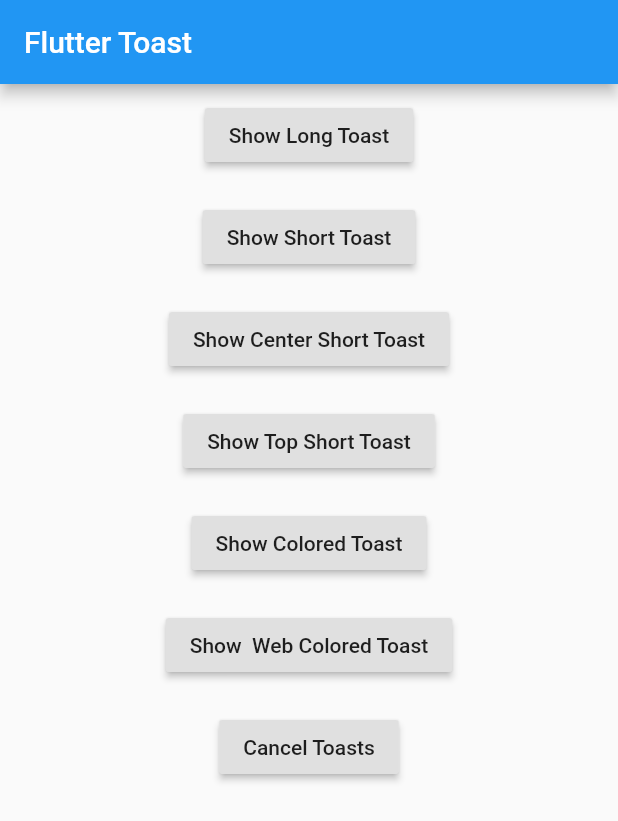
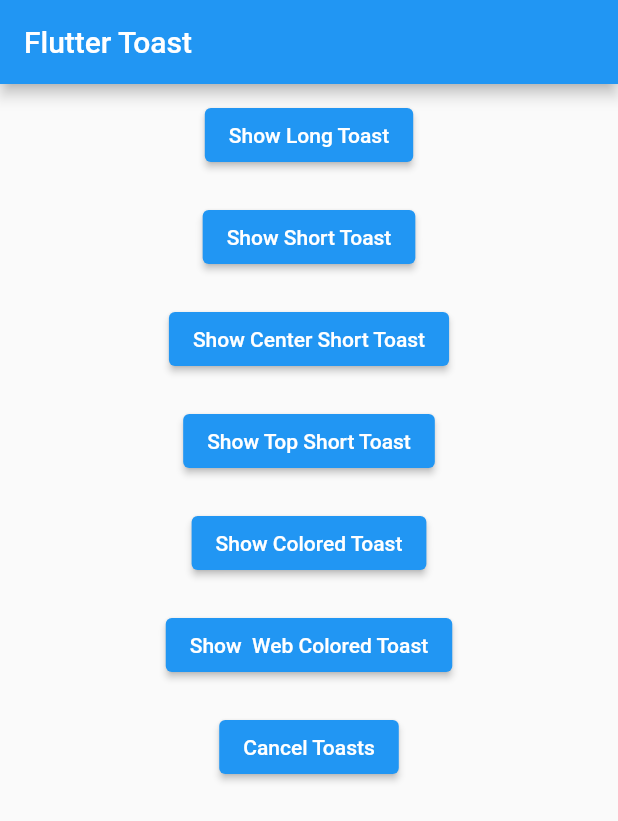
Before and after one commit to patrickquirk89/Android-lib-Toast-flutter, a Flutter app: the screen it shows after launch, after a tap on "Flutter Toast No Context", on a phone screen of 412 x 824 dp. Shown: the top 821 px of the screen. Run offline on Flutter 3.47's test engine with Material 2 defaults, Android fonts, the phone set to English and light mode, and no system bars; missing offline and left inert: dart:html.

Commit message:
Docs Addded and minor updates

```diff
--- a/example/lib/main.dart
+++ b/example/lib/main.dart
@@ -1,5 +1,5 @@
-import 'package:FlutterToast_example/toast_context.dart';
-import 'package:FlutterToast_example/toast_no_context.dart';
+import 'package:fluttertoast_example/toast_context.dart';
+import 'package:fluttertoast_example/toast_no_context.dart';
 import 'package:flutter/material.dart';
 
 GlobalKey globalKey = GlobalKey();
@@ -26,7 +26,7 @@ class _MyAppState extends State<MyApp> {
       body: Column(
         mainAxisAlignment: MainAxisAlignment.center,
         children: [
-          RaisedButton(
+          ElevatedButton(
             onPressed: () {
               Navigator.of(context).push(MaterialPageRoute(
                 builder: (context) => ToastNoContext(),
@@ -37,7 +37,7 @@ class _MyAppState extends State<MyApp> {
           SizedBox(
             height: 24.0,
           ),
-          RaisedButton(
+          ElevatedButton(
             onPressed: () {
               Navigator.of(context).push(MaterialPageRoute(
                 builder: (context) => ToastContext(),
--- a/example/lib/toast_no_context.dart
+++ b/example/lib/toast_no_context.dart
@@ -67,43 +67,43 @@ class ToastNoContext extends StatelessWidget {
             children: <Widget>[
               new Padding(
                 padding: const EdgeInsets.all(10.0),
-                child: new RaisedButton(
+                child: new ElevatedButton(
                     child: new Text('Show Long Toast'),
                     onPressed: showLongToast),
               ),
               new Padding(
                 padding: const EdgeInsets.all(10.0),
-                child: new RaisedButton(
+                child: new ElevatedButton(
                     child: new Text('Show Short Toast'),
                     onPressed: showShortToast),
               ),
               new Padding(
                 padding: const EdgeInsets.all(10.0),
-                child: new RaisedButton(
+                child: new ElevatedButton(
                     child: new Text('Show Center Short Toast'),
                     onPressed: showCenterShortToast),
               ),
               new Padding(
                 padding: const EdgeInsets.all(10.0),
-                child: new RaisedButton(
+                child: new ElevatedButton(
                     child: new Text('Show Top Short Toast'),
                     onPressed: showTopShortToast),
               ),
               new Padding(
                 padding: const EdgeInsets.all(10.0),
-                child: new RaisedButton(
+                child: new ElevatedButton(
                     child: new Text('Show Colored Toast'),
                     onPressed: showColoredToast),
               ),
               new Padding(
                 padding: const EdgeInsets.all(10.0),
-                child: new RaisedButton(
+                child: new ElevatedButton(
                     child: new Text('Show  Web Colored Toast'),
                     onPressed: showWebColoredToast),
               ),
               new Padding(
                 padding: const EdgeInsets.all(10.0),
-                child: new RaisedButton(
+                child: new ElevatedButton(
                   child: new Text('Cancel Toasts'),
                   onPressed: cancelToast,
                 ),
--- a/example/pubspec.yaml
+++ b/example/pubspec.yaml
@@ -1,4 +1,4 @@
-name: FlutterToast_example
+name: fluttertoast_example
 description: Demonstrates how to use the FlutterToast plugin.
 
 # The following line prevents the package from being accidentally published to
--- a/lib/fluttertoast.dart
+++ b/lib/fluttertoast.dart
@@ -3,8 +3,18 @@ import 'package:flutter/material.dart';
 import 'package:flutter/foundation.dart';
 import 'package:flutter/services.dart';
 
-enum Toast { LENGTH_SHORT, LENGTH_LONG }
+/// Toast Length
+/// Only for Android Platform
+enum Toast {
+  /// Show Short toast for 1 sec
+  LENGTH_SHORT,
 
+  /// Show Long toast for 5 sec
+  LENGTH_LONG
+}
+
+/// ToastGravity
+/// Used to define the position of the Toast on the screen
 enum ToastGravity {
   TOP,
   BOTTOM,
@@ -18,15 +28,27 @@ enum ToastGravity {
   SNACKBAR
 }
 
+/// Plugin to show a toast message on screen
+/// Only for android, ios and Web platforms
 class Fluttertoast {
+  /// [MethodChannel] used to communicate with the platform side.
   static const MethodChannel _channel =
       const MethodChannel('PonnamKarthik/fluttertoast');
 
+  /// Let say you have an active show
+  /// Use this method to hide the toast immediately
   static Future<bool> cancel() async {
     bool res = await _channel.invokeMethod("cancel");
     return res;
   }
 
+  /// Summons the platform's showToast which will display the message
+  ///
+  /// Wraps the platform's native Toast for android.
+  /// Wraps the Plugin https://github.com/scalessec/Toast for iOS
+  /// Wraps the https://github.com/apvarun/toastify-js for Web
+  ///
+  /// Parameter [msg] is required and remning all are options
   static Future<bool> showToast({
     @required String msg,
     Toast toastLength,
@@ -38,9 +60,7 @@ class Fluttertoast {
     bool webShowClose = false,
     webBgColor: "linear-gradient(to right, #00b09b, #96c93d)",
     webPosition: "right",
-    // Function(bool) didTap,
   }) async {
-    // this.didTap = didTap;
     String toast = "short";
     if (toastLength == Toast.LENGTH_LONG) {
       toast = "long";
@@ -80,18 +100,26 @@ class Fluttertoast {
   }
 }
 
+/// Signature for a function to buildCustom Toast
 typedef PositionedToastBuilder = Widget Function(
     BuildContext context, Widget child);
 
+/// Runs on dart side this has no interaction with the Native Side
+/// Works with all platforms just in two lines of code
+/// final fToast = FToast().init(context)
+/// fToast.showToast(child)
+///
 class FToast {
   BuildContext context;
 
   static final FToast _instance = FToast._internal();
 
+  /// Prmary Constructor for FToast
   factory FToast() {
     return _instance;
   }
 
+  /// Take users Context and saves to avariable
   init(BuildContext context) {
     _instance.context = context;
   }
@@ -99,9 +127,12 @@ class FToast {
   FToast._internal();
 
   OverlayEntry _entry;
-  List<_ToastEntry> _overlayQueue = List();
+  List<_ToastEntry> _overlayQueue = [];
   Timer _timer;
 
+  /// Internal function which handles the adding
+  /// the overlay to the screen
+  ///
   _showOverlay() {
     if (_overlayQueue.length == 0) {
       _entry = null;
@@ -120,6 +151,8 @@ class FToast {
     });
   }
 
+  /// If any active toast present
+  /// call removeCustomToast to hide the toast immediately
   removeCustomToast() {
     _timer?.cancel();
     _timer = null;
@@ -127,6 +160,11 @@ class FToast {
     _showOverlay();
   }
 
+  /// FToast maintains a queue for every toast
+  /// if we called showToast for 3 times we all to queue
+  /// and show them one after another
+  ///
+  /// call removeCustomToast to hide the toast immediately
   removeQueuedCustomToasts() {
     _timer?.cancel();
     _timer = null;
@@ -135,6 +173,11 @@ class FToast {
     _entry = null;
   }
 
+  /// showToast accepts all the required paramenters and prepares the child
+  /// calls _showOverlay to display toast
+  ///
+  /// Paramenter [child] is requried
+  ///
   void showToast({
     @required Widget child,
     PositionedToastBuilder positionedToastBuilder,
@@ -155,6 +198,9 @@ class FToast {
     if (_timer == null) _showOverlay();
   }
 
+  /// _getPostionWidgetBasedOnGravity generates [Positioned] [Widget]
+  /// based on the gravity  [ToastGravity] provided by the user in
+  /// [showToast]
   _getPostionWidgetBasedOnGravity(Widget child, ToastGravity gravity) {
     switch (gravity) {
       case ToastGravity.TOP:
@@ -196,6 +242,9 @@ class FToast {
   }
 }
 
+/// internal class [_ToastEntry] which maintains
+/// each [OverlayEntry] and [Duration] for every toast user
+/// triggered
 class _ToastEntry {
   final OverlayEntry entry;
   final Duration duration;
@@ -203,6 +252,8 @@ class _ToastEntry {
   _ToastEntry({this.entry, this.duration});
 }
 
+/// internal [StatefulWidget] which handles the show and hide
+/// animations for [FToast]
 class _ToastStateFul extends StatefulWidget {
   _ToastStateFul(this.child, this.duration, {Key key}) : super(key: key);
 
@@ -213,17 +264,21 @@ class _ToastStateFul extends StatefulWidget {
   ToastStateFulState createState() => ToastStateFulState();
 }
 
+/// State for [_ToastStateFul]
 class ToastStateFulState extends State<_ToastStateFul>
     with SingleTickerProviderStateMixin {
+  /// Start the showing animations for the toast
   showIt() {
     _animationController.forward();
   }
 
+  /// Start the hidding animations for the toast
   hideIt() {
     _animationController.reverse();
     _timer?.cancel();
   }
 
+  /// Controller to start and hide the animation
   AnimationController _animationController;
   Animation _fadeAnimation;
 
--- a/pubspec.yaml
+++ b/pubspec.yaml
@@ -1,6 +1,6 @@
 name: fluttertoast
 description: Toast Library for Flutter, Easily create toast messages in single line of code
-version: 7.1.8
+version: 8.0.2
 homepage: https://github.com/PonnamKarthik/FlutterToast
 issue_tracker: https://github.com/ponnamkarthik/FlutterToast/issues
 
```
Also changed, not shown: example/lib/toast_context.dart (+7 -7 lines), lib/fluttertoast_web.dart (+26 -7 lines), example/pubspec.lock, 1 other file.
